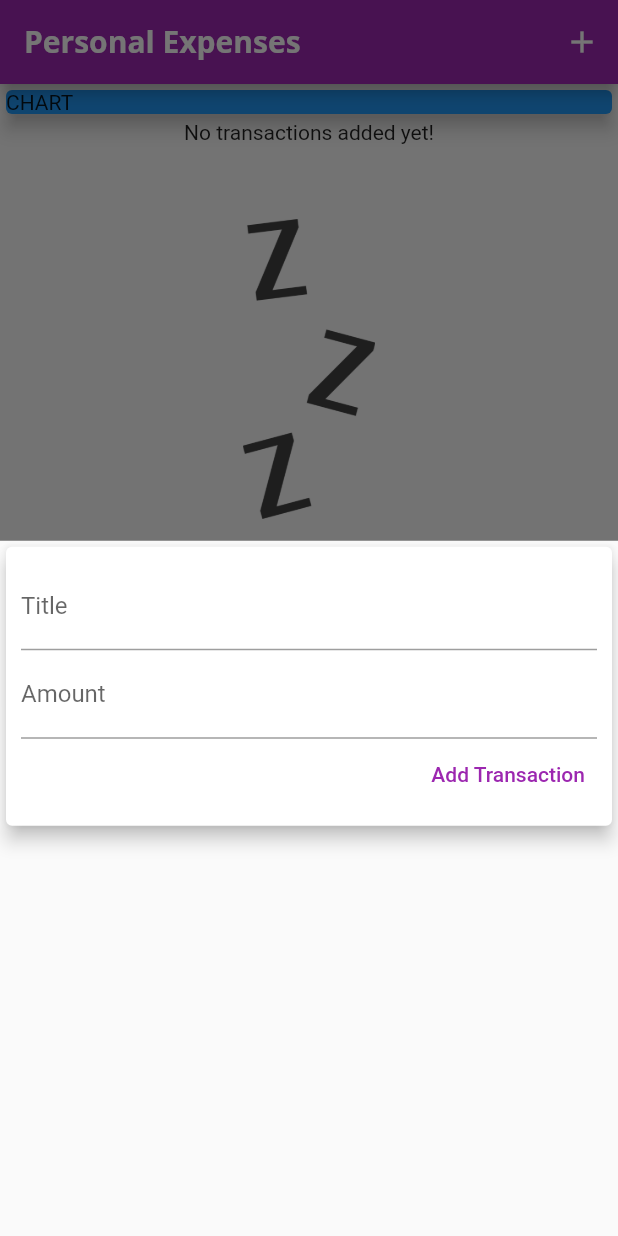
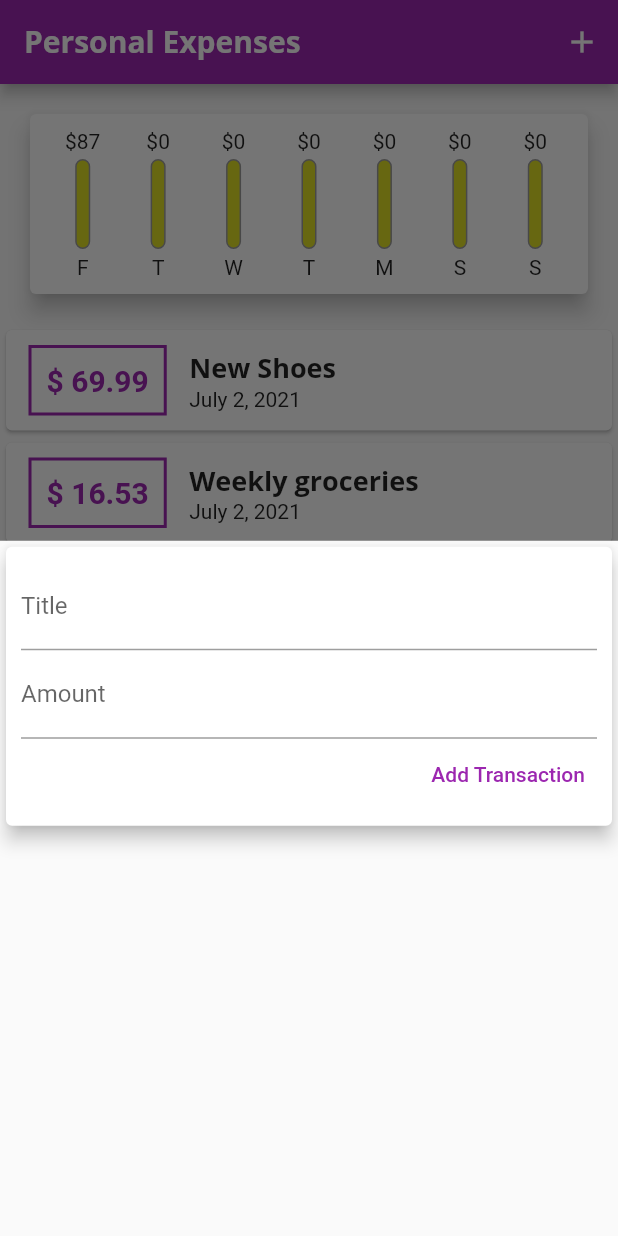
Before and after one commit to thomasviana/presonal-expenses-app, a Flutter app: the screen it shows after launch, after a tap on the "add" icon, on a phone screen of 412 x 824 dp. Run offline on Flutter 3.47's test engine with Material 2 defaults, Android fonts, the phone set to English and light mode, and no system bars.

Commit message:
Chart done

```diff
--- a/lib/main.dart
+++ b/lib/main.dart
@@ -1,10 +1,18 @@
 import 'package:flutter/material.dart';
+import 'package:flutter/foundation.dart';
+import 'dart:io';
+
 import 'package:personal_expenses_app/widgets/new_transaction.dart';
 import 'package:personal_expenses_app/widgets/transaction_list.dart';
 import 'models/transaction.dart';
 import 'package:flutter/cupertino.dart';
+import 'package:personal_expenses_app/widgets/chart.dart';
 
 void main() {
+  FlutterError.onError = (FlutterErrorDetails details) {
+    FlutterError.dumpErrorToConsole(details);
+    if (kReleaseMode) exit(1);
+  };
   runApp(MyApp());
 }
 
@@ -47,18 +55,18 @@ class MyHomePage extends StatefulWidget {
 
 class _MyHomePageState extends State<MyHomePage> {
   final List<Transaction> _userTransactions = [
-    // Transaction(
-    //   id: 't1',
-    //   title: 'New Shoes',
-    //   amount: 69.99,
-    //   date: DateTime.now(),
-    // ),
-    // Transaction(
-    //   id: 't2',
-    //   title: 'Weekly groceries',
-    //   amount: 16.53,
-    //   date: DateTime.now(),
-    // )
+    Transaction(
+      id: 't1',
+      title: 'New Shoes',
+      amount: 69.99,
+      date: DateTime.now(),
+    ),
+    Transaction(
+      id: 't2',
+      title: 'Weekly groceries',
+      amount: 16.53,
+      date: DateTime.now(),
+    )
   ];
 
   void addTx(String title, double amount) {
@@ -71,6 +79,16 @@ class _MyHomePageState extends State<MyHomePage> {
     setState(() {
       _userTransactions.add(newTx);
     });
+  }
+
+  List<Transaction> get _recentTransactions {
+    return _userTransactions.where((tx) {
+      return tx.date.isAfter(
+        DateTime.now().subtract(
+          Duration(days: 7),
+        ),
+      );
+    }).toList();
   }
 
   void _startNewTransaction(context) {
@@ -101,14 +119,7 @@ class _MyHomePageState extends State<MyHomePage> {
         child: Column(
           mainAxisAlignment: MainAxisAlignment.start,
           children: [
-            Container(
-              width: double.infinity,
-              child: Card(
-                color: Colors.blue,
-                child: Text('CHART'),
-                elevation: 5,
-              ),
-            ),
+            Chart(_recentTransactions),
             TransactionList(_userTransactions),
           ],
         ),
--- a/lib/widgets/chart.dart
+++ b/lib/widgets/chart.dart
@@ -1,40 +1,62 @@
 import 'package:flutter/material.dart';
 import 'package:intl/intl.dart';
 import 'package:personal_expenses_app/models/transaction.dart';
+import './chart_bar.dart';
 
 class Chart extends StatelessWidget {
   final List<Transaction> recentTransactions;
 
   Chart(this.recentTransactions);
 
-  List<Map<String, Object>> get groupedTransactionValue {
+  List<Map<String, dynamic>> get groupedTransactionValue {
     return List.generate(7, (index) {
       final weekDay = DateTime.now().subtract(
         Duration(days: index),
       );
       double totalSum = 0.0;
 
-      for (var i = 0; i < groupedTransactionValue.length; i++) {
+      for (var i = 0; i < recentTransactions.length; i++) {
         if (recentTransactions[i].date.day == weekDay.day &&
             recentTransactions[i].date.month == weekDay.month &&
             recentTransactions[i].date.year == weekDay.year) {
           totalSum += recentTransactions[i].amount;
         }
       }
-
       return {
-        'day': DateFormat.E(weekDay),
+        'day': DateFormat.E().format(weekDay).substring(0, 1),
         'amount': totalSum,
       };
     });
   }
 
+  get totalSpending {
+    return groupedTransactionValue.fold(0.0, (sum, item) {
+      return item['amount'];
+    });
+  }
+
   @override
   Widget build(BuildContext context) {
+    print(groupedTransactionValue);
     return Card(
-      elevation: 6,
-      margin: EdgeInsets.all(20),
-      child: Row(children: []),
-    );
+        elevation: 6,
+        margin: EdgeInsets.all(20),
+        child: Padding(
+          padding: EdgeInsets.all(10),
+          child: Row(
+            mainAxisAlignment: MainAxisAlignment.spaceAround,
+            children: groupedTransactionValue.map((data) {
+              return Flexible(
+                fit: FlexFit.tight,
+                child: ChartBar(
+                    data['day'],
+                    data['amount'],
+                    totalSpending == 0.0
+                        ? 0.0
+                        : (data['amount'] as double) / totalSpending),
+              );
+            }).toList(),
+          ),
+        ));
   }
 }
--- /dev/null
+++ b/lib/widgets/chart_bar.dart
@@ -0,0 +1,50 @@
+import 'package:flutter/material.dart';
+import 'package:flutter/rendering.dart';
+
+class ChartBar extends StatelessWidget {
+  final String label;
+  final double spendigAmount;
+  final double spendingPctOfTotal;
+
+  ChartBar(this.label, this.spendigAmount, this.spendingPctOfTotal);
+
+  @override
+  Widget build(BuildContext context) {
+    return Column(
+      children: [
+        FittedBox(child: Text('\$${spendigAmount.toStringAsFixed(0)}')),
+        SizedBox(
+          height: 4,
+        ),
+        Container(
+          height: 60,
+          width: 10,
+          child: Stack(
+            children: [
+              Container(
+                decoration: BoxDecoration(
+                  border: Border.all(color: Colors.grey, width: 1),
+                  color: Color.fromARGB(220, 220, 220, 1),
+                  borderRadius: BorderRadius.circular(20),
+                ),
+              ),
+              FractionallySizedBox(
+                heightFactor: spendingPctOfTotal,
+                child: Container(
+                  decoration: BoxDecoration(
+                    color: Theme.of(context).primaryColor,
+                    borderRadius: BorderRadius.circular(20),
+                  ),
+                ),
+              )
+            ],
+          ),
+        ),
+        SizedBox(
+          height: 4,
+        ),
+        Text(label),
+      ],
+    );
+  }
+}
```
